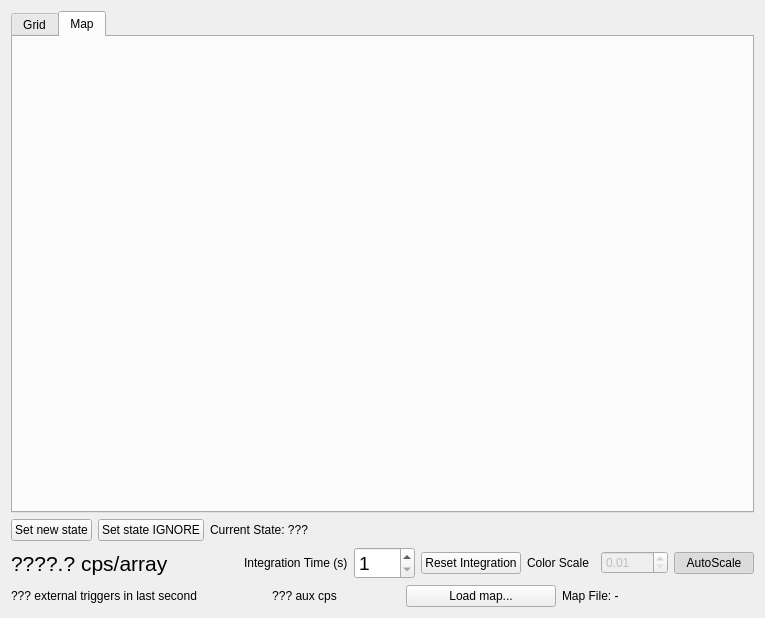
First picture: the form in dastardcommander/ui/observe.ui, repository usnistgov/dastardcommander, before the edit.
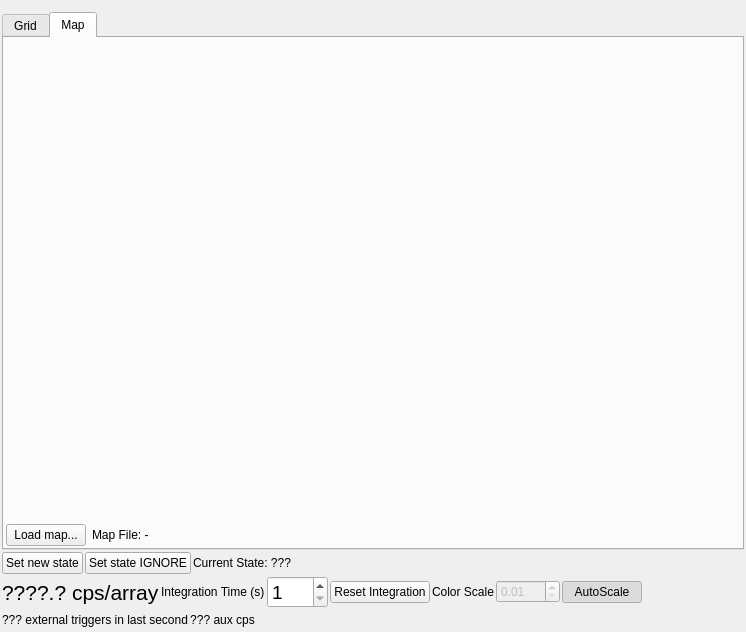
Second picture: the form after the edit. The open tabs and pages were chosen to show the change.

Commit message:
Add layouts to the main window's tabs
Relevant to #93.

The edit to the form file:
```diff
--- a/dastardcommander/ui/observe.ui
+++ b/dastardcommander/ui/observe.ui
@@ -6,16 +6,34 @@
    <rect>
     <x>0</x>
     <y>0</y>
-    <width>765</width>
-    <height>618</height>
+    <width>746</width>
+    <height>632</height>
    </rect>
   </property>
   <property name="windowTitle">
    <string>Form</string>
   </property>
-  <layout class="QGridLayout" name="gridLayout">
-   <item row="0" column="0">
+  <layout class="QVBoxLayout" name="verticalLayout_3">
+   <property name="spacing">
+    <number>2</number>
+   </property>
+   <property name="leftMargin">
+    <number>2</number>
+   </property>
+   <property name="topMargin">
+    <number>12</number>
+   </property>
+   <property name="rightMargin">
+    <number>2</number>
+   </property>
+   <property name="bottomMargin">
+    <number>2</number>
+   </property>
+   <item>
     <layout class="QVBoxLayout" name="verticalLayout_countRateMap">
+     <property name="sizeConstraint">
+      <enum>QLayout::SetDefaultConstraint</enum>
+     </property>
      <item>
       <widget class="QTabWidget" name="tabWidget">
        <property name="currentIndex">
@@ -38,16 +56,70 @@
          <string>Map</string>
         </attribute>
         <layout class="QVBoxLayout" name="verticalLayout_2">
+         <property name="leftMargin">
+          <number>2</number>
+         </property>
+         <property name="topMargin">
+          <number>2</number>
+         </property>
+         <property name="rightMargin">
+          <number>2</number>
+         </property>
+         <property name="bottomMargin">
+          <number>2</number>
+         </property>
          <item>
-          <widget class="QWidget" name="mapContainer" native="true">
-           <property name="minimumSize">
+          <spacer name="verticalSpacer">
+           <property name="orientation">
+            <enum>Qt::Vertical</enum>
+           </property>
+           <property name="sizeHint" stdset="0">
             <size>
-             <width>400</width>
-             <height>400</height>
+             <width>20</width>
+             <height>40</height>
             </size>
            </property>
-           <layout class="QVBoxLayout" name="verticalLayout_5"/>
-          </widget>
+          </spacer>
+         </item>
+         <item>
+          <layout class="QHBoxLayout" name="horizontalLayout_6">
+           <property name="topMargin">
+            <number>0</number>
+           </property>
+           <item>
+            <widget class="QPushButton" name="mapLoadButton">
+             <property name="maximumSize">
+              <size>
+               <width>150</width>
+               <height>16777215</height>
+              </size>
+             </property>
+             <property name="text">
+              <string>Load map...</string>
+             </property>
+            </widget>
+           </item>
+           <item>
+            <widget class="QLabel" name="mapFileLabel">
+             <property name="text">
+              <string>Map File: -</string>
+             </property>
+            </widget>
+           </item>
+           <item>
+            <spacer name="horizontalSpacer_4">
+             <property name="orientation">
+              <enum>Qt::Horizontal</enum>
+             </property>
+             <property name="sizeHint" stdset="0">
+              <size>
+               <width>40</width>
+               <height>20</height>
+              </size>
+             </property>
+            </spacer>
+           </item>
+          </layout>
          </item>
         </layout>
        </widget>
@@ -55,8 +127,49 @@
      </item>
     </layout>
    </item>
-   <item row="2" column="0">
+   <item>
+    <layout class="QHBoxLayout" name="horizontalLayout_5">
+     <item>
+      <widget class="QPushButton" name="pushButton_experimentStateNew">
+       <property name="text">
+        <string>Set new state</string>
+       </property>
+      </widget>
+     </item>
+     <item>
+      <widget class="QPushButton" name="pushButton_experimentStateIGNORE">
+       <property name="text">
+        <string>Set state IGNORE</string>
+       </property>
+      </widget>
+     </item>
+     <item>
+      <widget class="QLabel" name="label_experimentState">
+       <property name="text">
+        <string>Current State: ???</string>
+       </property>
+      </widget>
+     </item>
+     <item>
+      <spacer name="horizontalSpacer_2">
+       <property name="orientation">
+        <enum>Qt::Horizontal</enum>
+       </property>
+       <property name="sizeHint" stdset="0">
+        <size>
+         <width>40</width>
+         <height>20</height>
+        </size>
+       </property>
+      </spacer>
+     </item>
+    </layout>
+   </item>
+   <item>
     <layout class="QHBoxLayout" name="horizontalLayout">
+     <property name="rightMargin">
+      <number>0</number>
+     </property>
      <item>
       <widget class="QLabel" name="label_arrayCps">
        <property name="enabled">
@@ -148,9 +261,22 @@
        </item>
       </layout>
      </item>
+     <item>
+      <spacer name="horizontalSpacer_3">
+       <property name="orientation">
+        <enum>Qt::Horizontal</enum>
+       </property>
+       <property name="sizeHint" stdset="0">
+        <size>
+         <width>40</width>
+         <height>20</height>
+        </size>
+       </property>
+      </spacer>
+     </item>
     </layout>
    </item>
-   <item row="3" column="0">
+   <item>
     <layout class="QHBoxLayout" name="horizontalLayout_4">
      <item>
       <widget class="QLabel" name="label_externalTriggersInLastSecond">
@@ -170,52 +296,7 @@
       </widget>
      </item>
      <item>
-      <widget class="QPushButton" name="mapLoadButton">
-       <property name="maximumSize">
-        <size>
-         <width>150</width>
-         <height>16777215</height>
-        </size>
-       </property>
-       <property name="text">
-        <string>Load map...</string>
-       </property>
-      </widget>
-     </item>
-     <item>
-      <widget class="QLabel" name="mapFileLabel">
-       <property name="text">
-        <string>Map File: -</string>
-       </property>
-      </widget>
-     </item>
-    </layout>
-   </item>
-   <item row="1" column="0">
-    <layout class="QHBoxLayout" name="horizontalLayout_5">
-     <item>
-      <widget class="QPushButton" name="pushButton_experimentStateNew">
-       <property name="text">
-        <string>Set new state</string>
-       </property>
-      </widget>
-     </item>
-     <item>
-      <widget class="QPushButton" name="pushButton_experimentStateIGNORE">
-       <property name="text">
-        <string>Set state IGNORE</string>
-       </property>
-      </widget>
-     </item>
-     <item>
-      <widget class="QLabel" name="label_experimentState">
-       <property name="text">
-        <string>Current State: ???</string>
-       </property>
-      </widget>
-     </item>
-     <item>
-      <spacer name="horizontalSpacer_2">
+      <spacer name="horizontalSpacer">
        <property name="orientation">
         <enum>Qt::Horizontal</enum>
        </property>
```
Left out of the diff: 19 changed lines with no effect on the pictures. The commit also changes 4 other files.
